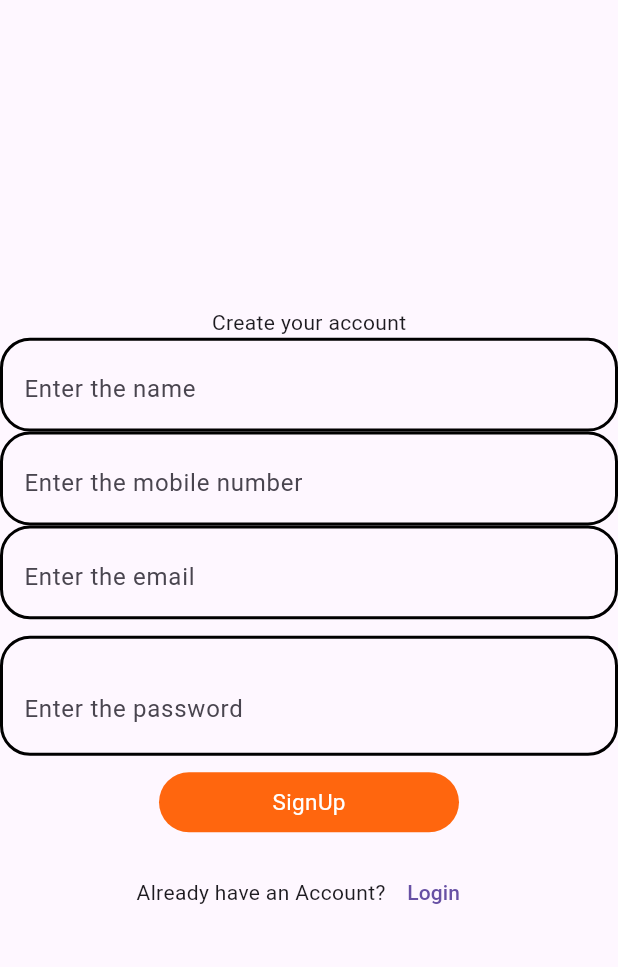
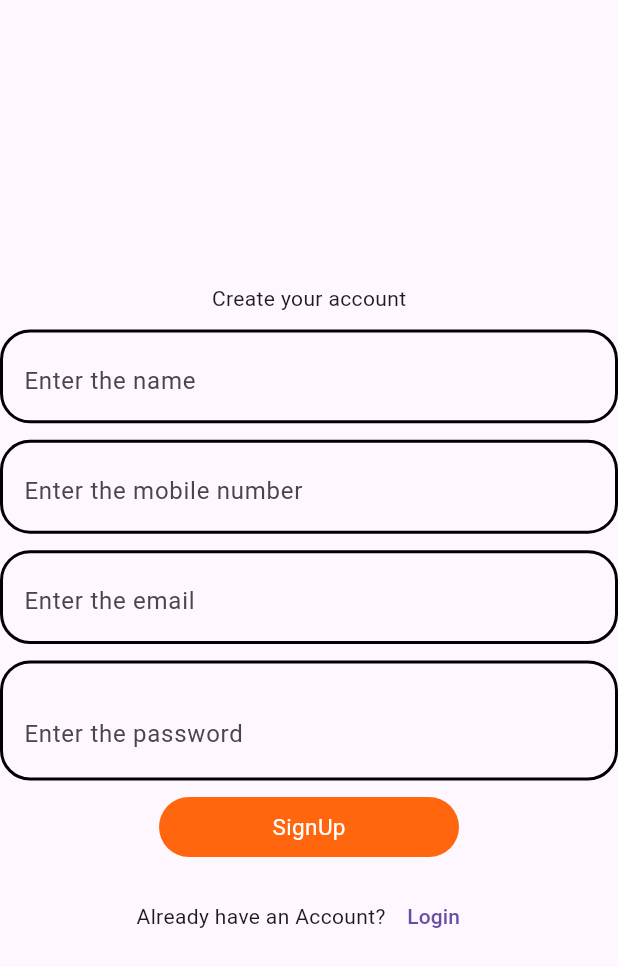
Before and after one commit to SauravPatel31/ecommerce-_ui, a Flutter app: the SignupPage screen opened directly, after a tap on "SignUp", on a phone screen of 412 x 824 dp. Shown: the top 967 px of the screen. Run offline on Flutter 3.47's test engine with Material 3 defaults, Android fonts, the phone set to English and light mode, and no system bars; our stand-ins replace lottie; project files that could hold a hidden picture were left out.

Commit message:
some change in code

```diff
--- a/lib/screens/signup_page.dart
+++ b/lib/screens/signup_page.dart
@@ -15,16 +15,17 @@ class SignupPage extends StatelessWidget{
          mainAxisAlignment: MainAxisAlignment.center,
          children: [
            Text("Create your account"),
+           SizedBox(height: 11,),
            MyTextField(textEditingController: nameController, hintText: "Enter the name", mySuficsIcon: Icons.text_fields,keyBoardType: TextInputType.text,),
+           SizedBox(height: 11,),
            MyTextField(textEditingController: mobNoController, hintText: "Enter the mobile number", mySuficsIcon: Icons.call,keyBoardType: TextInputType.phone,),
+           SizedBox(height: 11,),
            MyTextField(textEditingController: emailController, hintText: "Enter the email", mySuficsIcon:Icons.email,keyBoardType: TextInputType.emailAddress,),
            SizedBox(height: 11,),
            MyTextField(textEditingController: passController, hintText: "Enter the password", mySuficsIcon:Icons.lock,isVisible: false,),
            SizedBox(height: 11,),
            InkWell(
-               onTap: (){
-                 print("Login");
-               },
+               onTap: (){},
                child: RoundedBtn(btnname: "SignUp")),
            SizedBox(height: 16,),
            Row(
```
